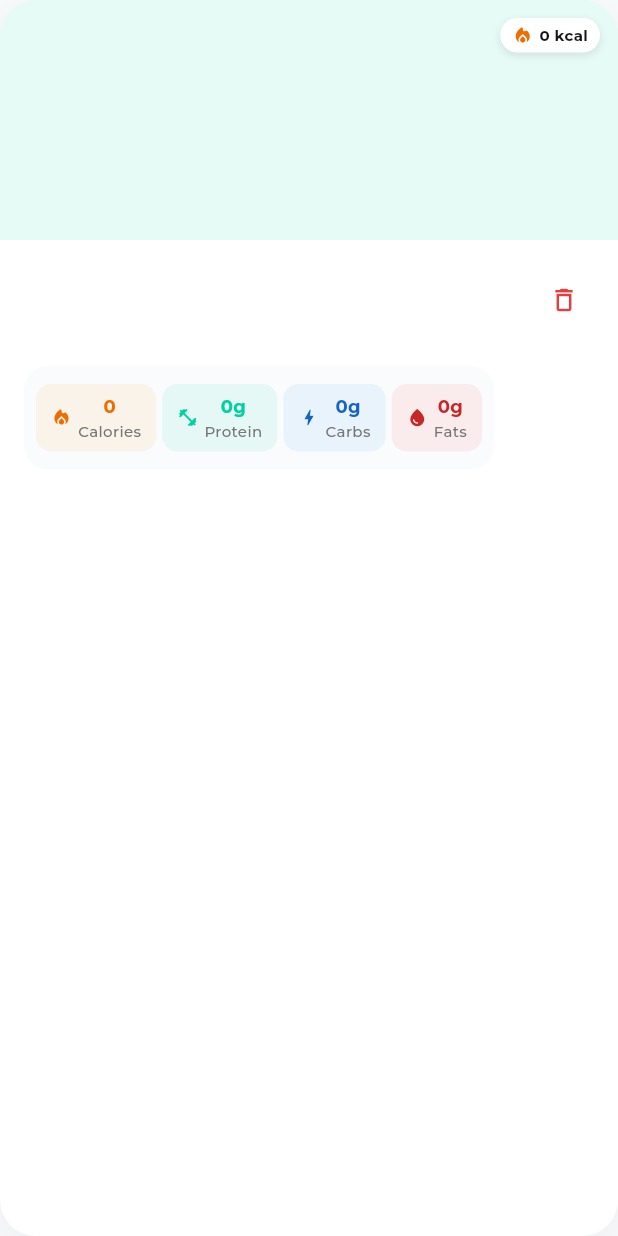
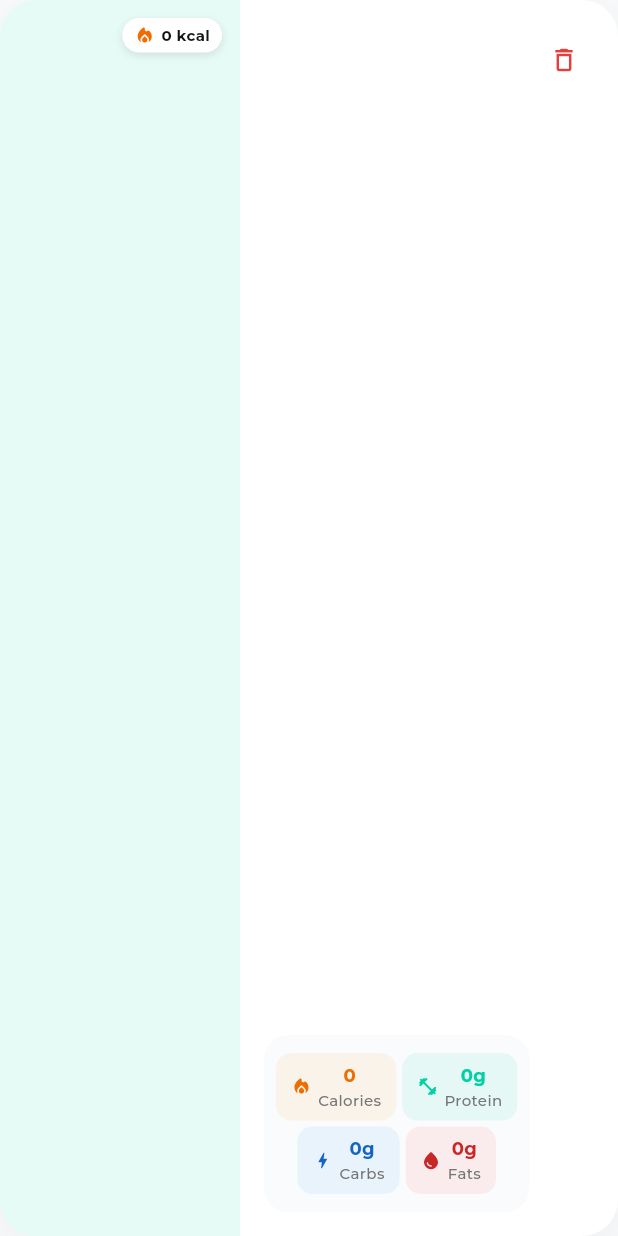
Before and after one commit to juninmd/my-food, a Flutter app: the FoodCatalogCard widget shown alone on an empty page, opened directly with empty values, on a phone screen of 412 x 824 dp. Run offline on Flutter 3.47's test engine with Material 3 defaults, Android fonts, the phone set to English and light mode, and no system bars; our stand-ins replace carousel_slider, dotted_border, google_fonts, image_picker, percent_indicator, shared_preferences; accounts and stored records are empty; network calls fail.

Commit message:
feat: make FoodCatalogCard responsive with LayoutBuilder (#244)
- Updated `FoodCatalogCard` to use a `LayoutBuilder`
- On screens > 400px, it now uses a `Row` layout, keeping the image on the left and details expanded on the right
- On smaller screens, it falls back to the original `Column` layout
- Cleaned up temporary verification files

Co-authored-by: google-labs-jules[bot] <161369871+google-labs-jules[bot]@users.noreply.github.com>

```diff
--- a/lib/widgets/food_catalog_card.dart
+++ b/lib/widgets/food_catalog_card.dart
@@ -41,7 +41,30 @@ class FoodCatalogCard extends StatelessWidget {
         clipBehavior: Clip.antiAlias,
         child: InkWell(
           onTap: onTap,
-          child: Column(
+          child: LayoutBuilder(
+            builder: (context, constraints) {
+              if (constraints.maxWidth > 400) {
+                return Row(
+                  crossAxisAlignment: CrossAxisAlignment.stretch,
+                  children: [
+                    SizedBox(
+                      width: 160,
+                      child: FoodCatalogCardImage(
+                        imageBase64: food.imageBase64,
+                        colorScheme: colorScheme,
+                        calories: food.calories,
+                      ),
+                    ),
+                    Expanded(
+                      child: FoodCatalogCardDetails(
+                        food: food,
+                        onDelete: onDelete,
+                      ),
+                    ),
+                  ],
+                );
+              }
+              return Column(
                 crossAxisAlignment: CrossAxisAlignment.stretch,
                 children: [
                   SizedBox(
@@ -57,6 +80,8 @@ class FoodCatalogCard extends StatelessWidget {
                     onDelete: onDelete,
                   ),
                 ],
+              );
+            },
           ),
         ),
       ),
```
Also changed, not shown: 2 other files. Lines whose indentation alone changed are shown as unchanged.
